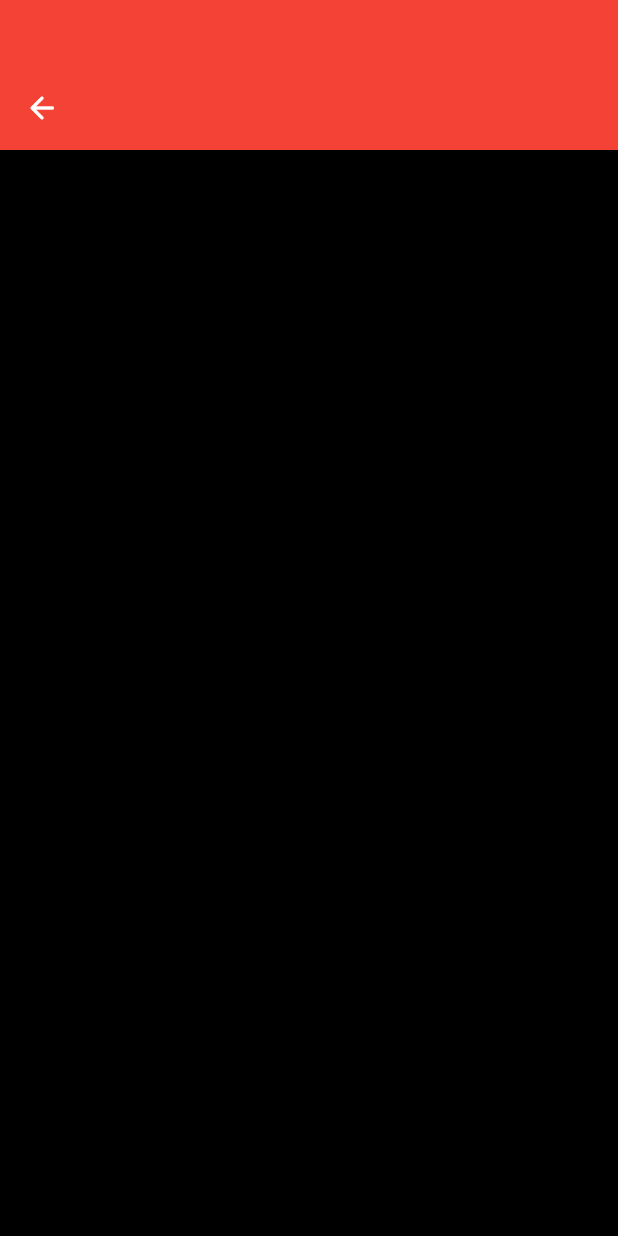
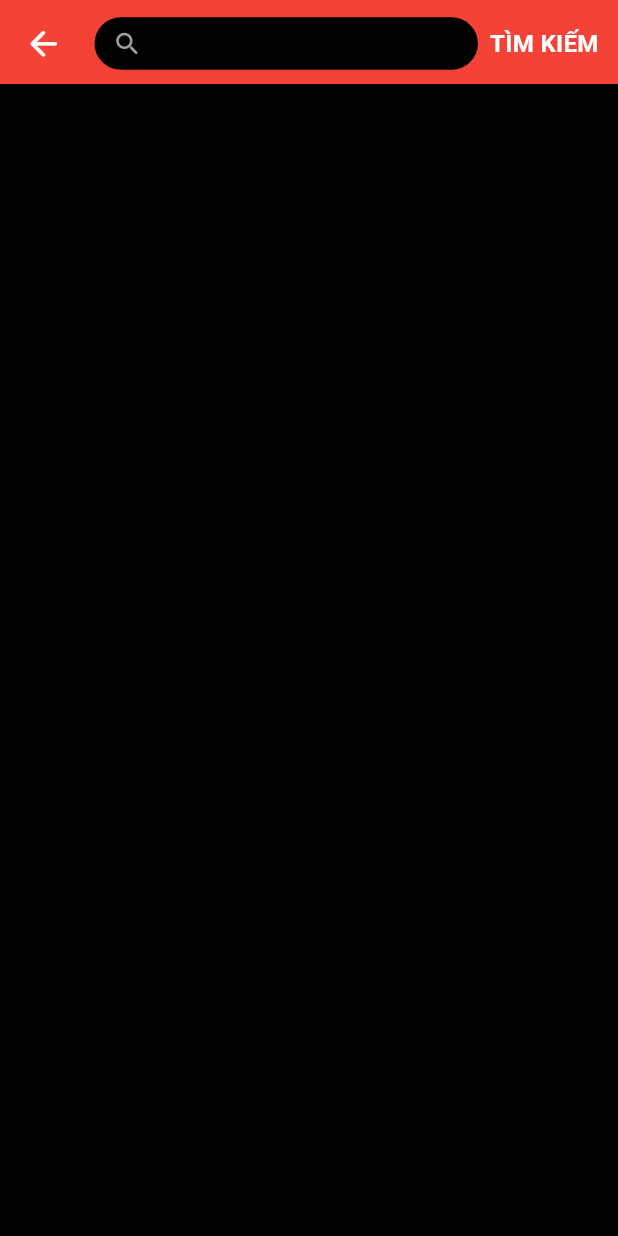
Before and after one commit to thanhNgan13/CS2-New, a Flutter app: the screen it shows after launch, item 2 of the bottom bar chosen, after a tap on the "search" icon, on a phone screen of 412 x 824 dp. Run offline on Flutter 3.47's test engine with Material 3 defaults, Android fonts, the phone set to English and light mode, and no system bars; our stand-ins replace fluttertoast, video_player.

Commit message:
Add News Options, Search Screen and Set Your City

```diff
--- a/lib/main.dart
+++ b/lib/main.dart
@@ -3,7 +3,7 @@ import 'package:flutter/material.dart';
 import 'src/models/BottomNavItem.dart';
 import 'src/views/pages/reels_page.dart';
 import 'src/views/pages/user.dart';
-import 'src/widgets/CategoryWidget.dart';
+import 'src/widgets/AppBar.dart';
 
 void main() {
   runApp(const MyApp());
@@ -71,79 +71,23 @@ class _MyHomePageState extends State<MyHomePage> {
     BottomNavItem(icon: const Icon(Icons.person_outline), label: 'User'),
   ];
 
+  void _updateSelectedCategory(String category) {
+    setState(() {
+      SelectedCategory = category;
+    });
+  }
+
   @override
   Widget build(BuildContext context) {
     return Scaffold(
         extendBodyBehindAppBar: true,
-        appBar: AppBar(
-          toolbarHeight: 110,
-          backgroundColor: Colors.black,
-          flexibleSpace: Padding(
-            padding: const EdgeInsets.all(8),
-            child: Column(
-              mainAxisAlignment: MainAxisAlignment.end,
-              children: [
-                Row(
-                  mainAxisAlignment: MainAxisAlignment.spaceBetween,
-                  children: [
-                    const FlutterLogo(
-                      size: 40,
-                    ),
-                    InkWell(
-                      onTap: () {
-                        _showSearchModal(context);
-                      },
-                      child: const Icon(
-                        Icons.search,
-                        color: Colors.grey,
-                        size: 30,
-                      ),
-                    )
-                  ],
-                ),
-                const SizedBox(
-                  height: 15,
-                ),
-                Row(
-                  mainAxisAlignment: MainAxisAlignment.spaceBetween,
-                  children: [
-                    Expanded(
-                      child: SingleChildScrollView(
-                        scrollDirection: Axis.horizontal,
-                        child: Row(
-                          children: [
-                            for (var category in categories)
-                              CategoryWidget(
-                                categoryName: category,
-                                isSelected: category == SelectedCategory,
-                                onTap: () {
-                                  setState(() {
-                                    SelectedCategory = category;
-                                  });
-                                },
-                              ),
-                          ],
-                        ),
-                      ),
-                    ),
-                    const Padding(
-                      padding: EdgeInsets.all(8),
-                      child: Row(
-                        mainAxisAlignment: MainAxisAlignment.end,
-                        children: [
-                          Icon(
-                            Icons.format_list_bulleted,
-                            color: Colors.white,
-                          ),
-                        ],
-                      ),
-                    ),
-                  ],
-                ),
-              ],
-            ),
-          ),
-        ),
+        appBar: (_selectedIndex == 0 || _selectedIndex == 1)
+            ? CustomAppBar(
+                categories: categories,
+                selectedCategory: SelectedCategory,
+                updateSelectedCategory: _updateSelectedCategory,
+              )
+            : null,
         body: _pages[_selectedIndex],
         bottomNavigationBar: BottomNavigationBar(
           backgroundColor: Colors.black,
@@ -170,45 +114,3 @@ class _MyHomePageState extends State<MyHomePage> {
         ));
   }
 }
-
-void _showSearchModal(BuildContext context) {
-  showModalBottomSheet(
-    context: context,
-    isScrollControlled: true,
-    builder: (BuildContext context) {
-      return DraggableScrollableSheet(
-        initialChildSize: 1.0,
-        maxChildSize: 1.0, // chiều cao tối đa của modal (toàn bộ màn hình)
-        minChildSize: 0.1, // chiều cao tối thiểu của modal (10% của màn hình)
-        builder: (BuildContext context, ScrollController scrollController) {
-          return Container(
-            color: Colors.black,
-            child: Column(
-              crossAxisAlignment: CrossAxisAlignment.start,
-              children: [
-                Container(
-                  padding: const EdgeInsets.all(16),
-                  height: 100,
-                  color: Colors.red,
-                  child: const Column(
-                    mainAxisAlignment: MainAxisAlignment.end,
-                    children: [
-                      Row(
-                        children: [
-                          Icon(
-                            Icons.arrow_back_rounded,
-                            color: Colors.white,
-                          ),
-                        ],
-                      ),
-                    ],
-                  ),
-                )
-              ],
-            ),
-          );
-        },
-      );
-    },
-  );
-}
--- /dev/null
+++ b/lib/src/views/pages/searchScreen.dart
@@ -0,0 +1,128 @@
+import 'package:flutter/material.dart';
+
+class SearchScreen extends StatefulWidget {
+  const SearchScreen({super.key});
+
+  @override
+  _SearchScreenState createState() => _SearchScreenState();
+}
+
+class _SearchScreenState extends State<SearchScreen> {
+  final TextEditingController _textEditingController = TextEditingController();
+  bool _showClearIcon = false;
+  bool _showSearchIcon = true;
+
+  @override
+  void initState() {
+    super.initState();
+    _textEditingController.addListener(() {
+      setState(() {
+        _showClearIcon = _textEditingController.text.isNotEmpty;
+        _showSearchIcon = _textEditingController.text.isEmpty;
+      });
+    });
+  }
+
+  @override
+  Widget build(BuildContext context) {
+    return Scaffold(
+      backgroundColor: Colors.black,
+      appBar: AppBar(
+        automaticallyImplyLeading: false,
+        backgroundColor: Colors.red,
+        flexibleSpace: Padding(
+          padding: const EdgeInsets.symmetric(horizontal: 5.0, vertical: 5.0),
+          child: Column(
+            mainAxisAlignment: MainAxisAlignment.end,
+            children: [
+              Row(
+                children: [
+                  IconButton(
+                    icon: const Icon(
+                      Icons.arrow_back_rounded,
+                      color: Colors.white,
+                      size: 27,
+                    ),
+                    onPressed: () {
+                      Navigator.pop(context);
+                    },
+                  ),
+                  Expanded(
+                    child: Container(
+                      height: 35,
+                      margin: const EdgeInsets.only(left: 10),
+                      padding: const EdgeInsets.symmetric(horizontal: 12),
+                      decoration: BoxDecoration(
+                        color: Colors.black,
+                        borderRadius: BorderRadius.circular(999),
+                      ),
+                      child: Row(
+                        children: [
+                          if (_showSearchIcon)
+                            const Icon(
+                              Icons.search_rounded,
+                              color: Colors.grey,
+                              size: 20,
+                            ),
+                          Expanded(
+                            child: TextField(
+                              controller: _textEditingController,
+                              maxLines: 1, // Allow multiline input2
+                              style: const TextStyle(color: Colors.white),
+                              decoration: const InputDecoration(
+                                border: InputBorder.none,
+                                hintStyle: TextStyle(color: Colors.grey),
+                              ),
+                            ),
+                          ),
+                          if (_showClearIcon)
+                            IconButton(
+                              icon: const Icon(
+                                Icons.clear,
+                                color: Colors.grey,
+                                size: 20,
+                              ),
+                              onPressed: () {
+                                setState(() {
+                                  _textEditingController.clear();
+                                  _showClearIcon = false;
+                                  _showSearchIcon = true;
+                                });
+                              },
+                            ),
+                        ],
+                      ),
+                    ),
+                  ),
+                  const Padding(
+                    padding: EdgeInsets.all(8.0),
+                    child: Text(
+                      'TÌM KIẾM',
+                      style: TextStyle(
+                          color: Colors.white,
+                          fontSize: 16,
+                          fontWeight: FontWeight.bold),
+                    ),
+                  ),
+                ],
+              ),
+            ],
+          ),
+        ),
+      ),
+      body: const SingleChildScrollView(
+        child: Column(
+          children: [
+            // Your other content here
+          ],
+        ),
+      ),
+    );
+  }
+
+  @override
+  void dispose() {
+    _textEditingController.dispose();
+    super.dispose();
+  }
+}
--- /dev/null
+++ b/lib/src/widgets/AppBar.dart
@@ -0,0 +1,161 @@
+// app_bar.dart
+import 'package:flutter/material.dart';
+
+import '../views/pages/option_news.dart';
+import '../views/pages/searchScreen.dart';
+import 'CategoryWidget.dart';
+
+class CustomAppBar extends StatelessWidget implements PreferredSizeWidget {
+  final List<String> categories;
+  final String selectedCategory;
+  final Function(String) updateSelectedCategory;
+
+  final ScrollController _scrollController = ScrollController();
+  final scrollOffset = 50;
+
+  CustomAppBar({
+    Key? key,
+    required this.categories,
+    required this.selectedCategory,
+    required this.updateSelectedCategory,
+  }) : super(key: key);
+
+  @override
+  Widget build(BuildContext context) {
+    return AppBar(
+      backgroundColor: Colors.black,
+      flexibleSpace: Padding(
+        padding: const EdgeInsets.only(
+          bottom: 0,
+          top: 10,
+          left: 10,
+          right: 10,
+        ),
+        child: Column(
+          mainAxisAlignment: MainAxisAlignment.end,
+          children: [
+            //Row 1
+            Row(
+              mainAxisAlignment: MainAxisAlignment.spaceBetween,
+              children: [
+                //Logo
+                const FlutterLogo(
+                  size: 40,
+                ),
+                //Button Modal
+                ElevatedButton(
+                  onPressed: () {
+                    showModalBottomSheet(
+                      context: context,
+                      builder: (BuildContext context) => Container(
+                        decoration: const BoxDecoration(
+                          color: Colors.black,
+                        ),
+                      ),
+                    );
+                  },
+                  style: ButtonStyle(
+                    backgroundColor:
+                        MaterialStateProperty.all<Color>(Colors.black),
+                  ),
+                  child: const Row(
+                    children: [
+                      Text(
+                        'Set Your City',
+                        style: TextStyle(
+                          fontSize: 20,
+                          fontWeight: FontWeight.bold,
+                          color: Colors.grey,
+                        ),
+                      ),
+                      SizedBox(
+                        width: 5,
+                      ),
+                      Icon(
+                        Icons.keyboard_arrow_down_rounded,
+                        color: Colors.red,
+                        size: 30,
+                      )
+                    ],
+                  ),
+                ),
+                //Button Search
+                InkWell(
+                  onTap: () {
+                    Navigator.push(
+                        context,
+                        MaterialPageRoute(
+                            builder: (context) => const SearchScreen()));
+                  },
+                  child: const Icon(
+                    Icons.search,
+                    color: Colors.grey,
+                    size: 30,
+                  ),
+                )
+              ],
+            ),
+            const SizedBox(
+              height: 10,
+            ),
+            //Row 2
+            Row(
+              //Categories
+              mainAxisAlignment: MainAxisAlignment.spaceBetween,
+              children: [
+                Expanded(
+                  child: SingleChildScrollView(
+                    controller: _scrollController,
+                    scrollDirection: Axis.horizontal,
+                    child: Row(
+                      children: [
+                        for (var category in categories)
+                          CategoryWidget(
+                            categoryName: category,
+                            isSelected: category == selectedCategory,
+                            onTap: () {
+                              updateSelectedCategory(category);
+                              // Lấy chỉ số của danh mục được chọn
+                              int selectedIndex = categories.indexOf(category);
+
+                              // Tính toán khoảng cách cần di chuyển (có thể điều chỉnh giá trị này)
+                              double scrollOffset = selectedIndex * 50;
+
+                              // Di chuyển ScrollView sang trái
+                              _scrollController.animateTo(
+                                scrollOffset,
+                                duration: const Duration(milliseconds: 500),
+                                curve: Curves.easeInOut,
+                              );
+                            },
+                          ),
+                      ],
+                    ),
+                  ),
+                ),
+                //Option News
+                IconButton(
+                  onPressed: () {
+                    Navigator.push(
+                      context,
+                      MaterialPageRoute(
+                        builder: (context) => const OptionNews(),
+                      ),
+                    );
+                  },
+                  icon: const Icon(
+                    Icons.format_list_bulleted,
+                    color: Colors.white,
+                  ),
+                ),
+              ],
+            ),
+          ],
+        ),
+      ),
+    );
+  }
+
+  @override
+  Size get preferredSize => const Size.fromHeight(110.0);
+}
```
Also changed, not shown: lib/src/views/pages/option_news.dart (added, +167 -0 lines), lib/src/models/models.dart (deleted), lib/src/widgets/abc.dart (deleted).
